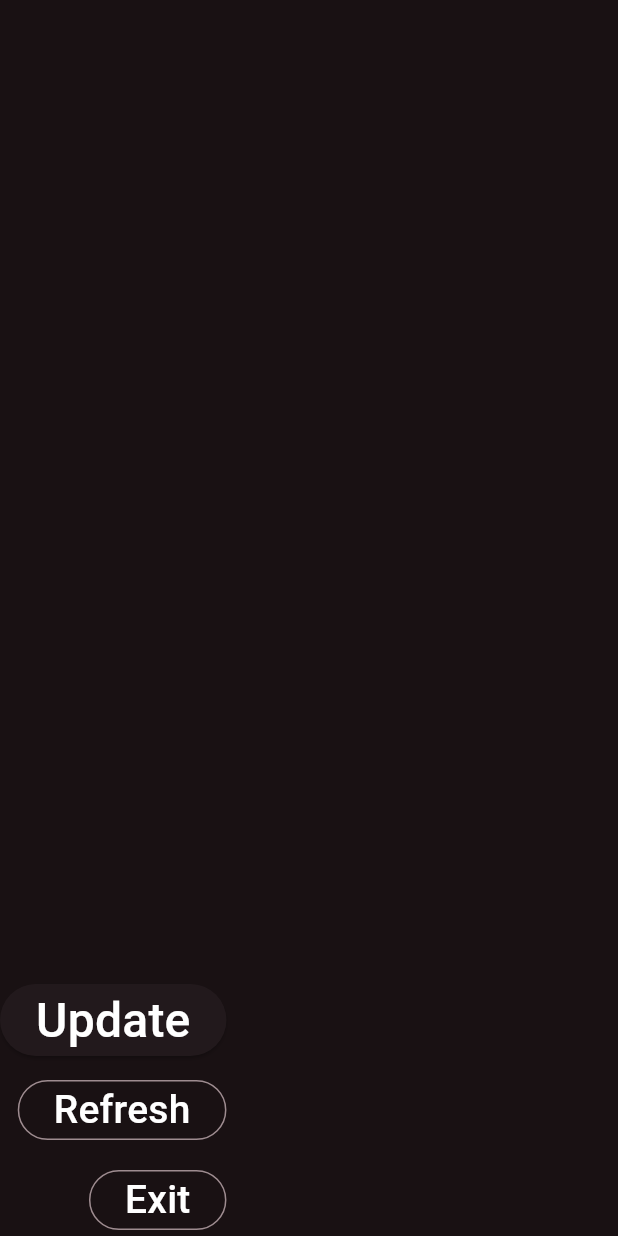
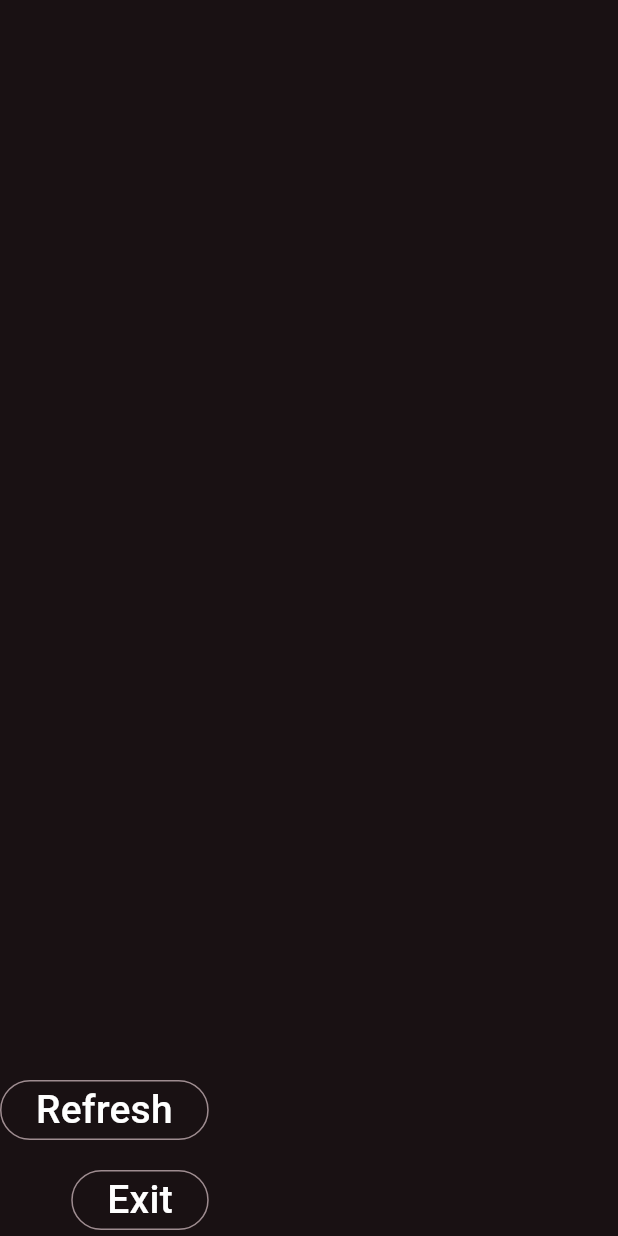
Before and after one commit to aon2developer/x2_fwupdate, a Flutter app: the Buttons widget shown alone on an empty page, opened directly, on a phone screen of 412 x 824 dp. Run offline on Flutter 3.47's test engine with Material 2 defaults, Android fonts, the phone set to English and light mode, and no system bars; our stand-ins replace flutter_riverpod; missing offline and left inert: flutter_libserialport, process_run.

```diff
--- a/lib/widgets/buttons.dart
+++ b/lib/widgets/buttons.dart
@@ -13,21 +13,21 @@ class Buttons extends ConsumerWidget {
       crossAxisAlignment: CrossAxisAlignment.end,
       mainAxisAlignment: MainAxisAlignment.end,
       children: [
-        ElevatedButton(
-          onPressed: () {
-            print('Update');
-          },
-          child: Text(
-            'Update',
-            style: Theme.of(context).textTheme.titleMedium!.copyWith(
-                  color: Colors.white,
-                  fontSize: 32,
-                ),
-          ),
-        ),
-        SizedBox(
-          height: 12,
-        ),
+        // ElevatedButton(
+        //   onPressed: () {
+        //     print('Update');
+        //   },
+        //   child: Text(
+        //     'Update',
+        //     style: Theme.of(context).textTheme.titleMedium!.copyWith(
+        //           color: Colors.white,
+        //           fontSize: 32,
+        //         ),
+        //   ),
+        // ),
+        // SizedBox(
+        //   height: 12,
+        // ),
         OutlinedButton(
           onPressed: () {
             ref.read(devicesProvider.notifier).getFilteredPorts();
--- a/pubspec.yaml
+++ b/pubspec.yaml
@@ -10,6 +10,7 @@ dependencies:
     sdk: flutter
   flutter_libserialport: ^0.3.0
   flutter_riverpod: ^2.3.6
+  process_run: ^0.13.0
 
 flutter:
   uses-material-design: true
```
Also changed, not shown: lib/widgets/devices_list.dart (+95 -3 lines), pubspec.lock.
